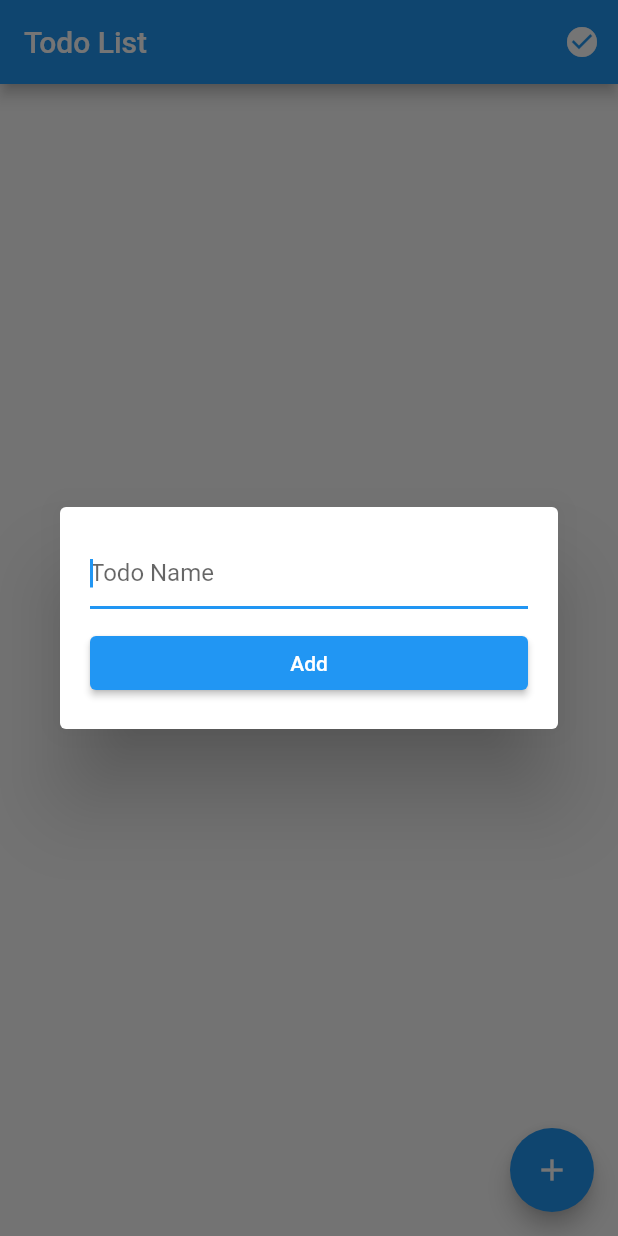
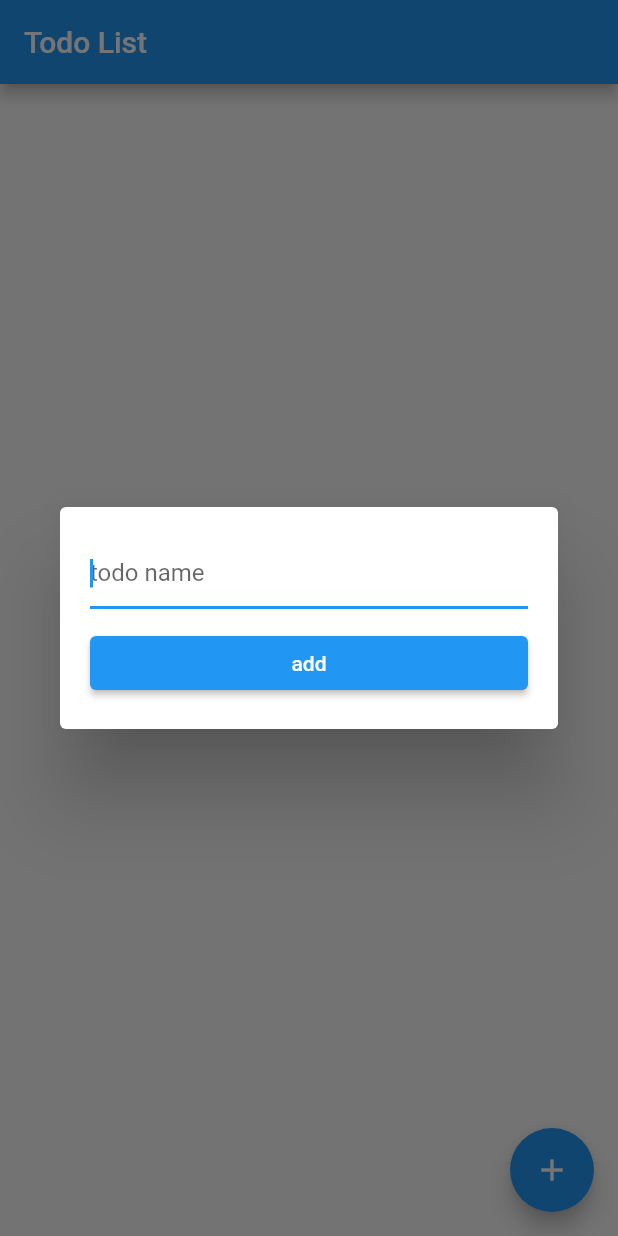
Before and after one commit to hapins/flutter-todo-app, a Flutter app: the screen it shows after launch, after a tap on the "add" icon, on a phone screen of 412 x 824 dp. Run offline on Flutter 3.47's test engine with Material 2 defaults, Android fonts, the phone set to English and light mode, and no system bars; our stand-ins replace flutter_hooks, freezed_annotation, hooks_riverpod.

Commit message:
:sparkles: 諸々追加

```diff
--- a/lib/main.dart
+++ b/lib/main.dart
@@ -1,8 +1,8 @@
 import 'package:flutter/material.dart';
 import 'package:hooks_riverpod/hooks_riverpod.dart';
-import 'package:todo_app/models/todo_model.dart';
-import 'package:todo_app/views/todo/view/add_todo_dialog.dart';
+import 'package:todo_app/views/components/dialog_component.dart';
 import 'package:todo_app/views/todo/view/todo_list.dart';
+import 'package:todo_app/views/todo/view_model/todo_view_model.dart';
 
 void main() {
   runApp(const ProviderScope(child: MyApp()));
@@ -18,29 +18,33 @@ class MyApp extends StatelessWidget {
       theme: ThemeData(
         primarySwatch: Colors.blue,
       ),
-      home: HomeScreen(),
+      home: const HomeScreen(),
     );
   }
 }
 
 class HomeScreen extends ConsumerWidget {
+  const HomeScreen({super.key});
+
   @override
   Widget build(BuildContext context, WidgetRef ref) {
+    final vm = ref.read(todoViewModelProvider.notifier);
+
     return Scaffold(
       appBar: AppBar(
         title: const Text('Todo List'),
-        actions: [
-          IconButton(
-              onPressed: () => {},
-              icon: const Icon(
-                true ? Icons.check_circle : Icons.check_circle_outline,
-              ))
-        ],
+        actions: const [],
       ),
       body: const TodoList(),
       floatingActionButton: FloatingActionButton(
-        // アイテム登録ダイアログを表示
-        onPressed: () => AddTodoDialog.show(context, Todo.empty()),
+        onPressed: () => showDialog(
+          context: context,
+          builder: (context) => DialogComponent(
+            hintText: "todo name",
+            buttonText: "add",
+            buttonFunc: vm.create,
+          ),
+        ),
         child: const Icon(Icons.add),
       ),
     );
--- a/lib/models/todo_model.dart
+++ b/lib/models/todo_model.dart
@@ -8,12 +8,12 @@ abstract class Todo implements _$Todo {
   const Todo._();
 
   const factory Todo({
-    String? id,
+    required String id,
     required String name,
     @Default(false) bool isDone,
   }) = _Todo;
 
-  factory Todo.empty() => const Todo(name: '');
+  factory Todo.empty() => const Todo(id: '', name: '');
 
   factory Todo.fromJson(Map<String, dynamic> json) => _$TodoFromJson(json);
 
--- /dev/null
+++ b/lib/views/components/dialog_component.dart
@@ -0,0 +1,58 @@
+import 'package:flutter/material.dart';
+import 'package:flutter_hooks/flutter_hooks.dart';
+import 'package:hooks_riverpod/hooks_riverpod.dart';
+
+class DialogComponent extends HookConsumerWidget {
+  final String? id;
+  final String? text;
+  final String hintText;
+  final String buttonText;
+  final Function buttonFunc;
+
+  const DialogComponent({
+    Key? key,
+    this.id,
+    this.text,
+    required this.hintText,
+    required this.buttonText,
+    required this.buttonFunc,
+  }) : super(key: key);
+
+  @override
+  Widget build(BuildContext context, WidgetRef ref) {
+    final textController = useTextEditingController(text: text);
+
+    return Dialog(
+      child: Padding(
+        padding: const EdgeInsets.all(20.0),
+        child: Column(
+          mainAxisSize: MainAxisSize.min,
+          children: [
+            TextField(
+              controller: textController,
+              autofocus: true,
+              decoration: InputDecoration(hintText: hintText),
+            ),
+            const SizedBox(
+              height: 12.0,
+            ),
+            SizedBox(
+              width: double.infinity,
+              child: ElevatedButton(
+                style: ElevatedButton.styleFrom(
+                    backgroundColor: Theme.of(context).primaryColor),
+                onPressed: () {
+                  id == null
+                      ? buttonFunc(textController.text)
+                      : buttonFunc(id, textController.text);
+                  Navigator.of(context).pop();
+                },
+                child: Text(buttonText),
+              ),
+            )
+          ],
+        ),
+      ),
+    );
+  }
+}
--- a/lib/views/todo/view/add_todo_dialog.dart
+++ /dev/null
@@ -1,65 +0,0 @@
-import 'package:flutter/material.dart';
-import 'package:flutter_hooks/flutter_hooks.dart';
-import 'package:hooks_riverpod/hooks_riverpod.dart';
-import 'package:todo_app/views/todo/view_model/todo_view_model.dart';
-
-import '../../../models/todo_model.dart';
-
-class AddTodoDialog extends HookConsumerWidget {
-  static void show(BuildContext context, Todo item) {
-    showDialog(
-      context: context,
-      builder: (context) => AddTodoDialog(item: item),
-    );
-  }
-
-  final Todo item;
-
-  const AddTodoDialog({Key? key, required this.item}) : super(key: key);
-
-  bool get isUpdating => item.id != null;
-
-  @override
-  Widget build(BuildContext context, WidgetRef ref) {
-    final textController = useTextEditingController(text: item.name);
-
-    return Dialog(
-      child: Padding(
-        padding: const EdgeInsets.all(20.0),
-        child: Column(
-          mainAxisSize: MainAxisSize.min,
-          children: [
-            TextField(
-              controller: textController,
-              autofocus: true,
-              decoration: const InputDecoration(hintText: 'Todo Name'),
-            ),
-            const SizedBox(
-              height: 12.0,
-            ),
-            SizedBox(
-              width: double.infinity,
-              child: ElevatedButton(
-                style: ElevatedButton.styleFrom(
-                    backgroundColor: isUpdating
-                        ? Colors.orange
-                        : Theme.of(context).primaryColor),
-                onPressed: () {
-                  isUpdating
-                      ? ref
-                          .read(todoViewModelProvider.notifier)
-                          .update("", false)
-                      : ref
-                          .read(todoViewModelProvider.notifier)
-                          .create(textController.text);
-                  Navigator.of(context).pop();
-                },
-                child: Text(isUpdating ? 'Update' : 'Add'),
-              ),
-            )
-          ],
-        ),
-      ),
-    );
-  }
-}
--- a/lib/views/todo/view/todo_list.dart
+++ b/lib/views/todo/view/todo_list.dart
@@ -9,7 +9,6 @@ class TodoList extends ConsumerWidget {
   @override
   Widget build(BuildContext context, WidgetRef ref) {
     final model = ref.watch(todoViewModelProvider);
-    final vm = ref.read(todoViewModelProvider.notifier);
 
     return model.todos.isEmpty
         ? const Center(
```
Also changed, not shown: lib/views/todo/view/todo_tile.dart (+19 -5 lines), lib/views/todo/view_model/todo_view_model.dart (+10 -10 lines).
